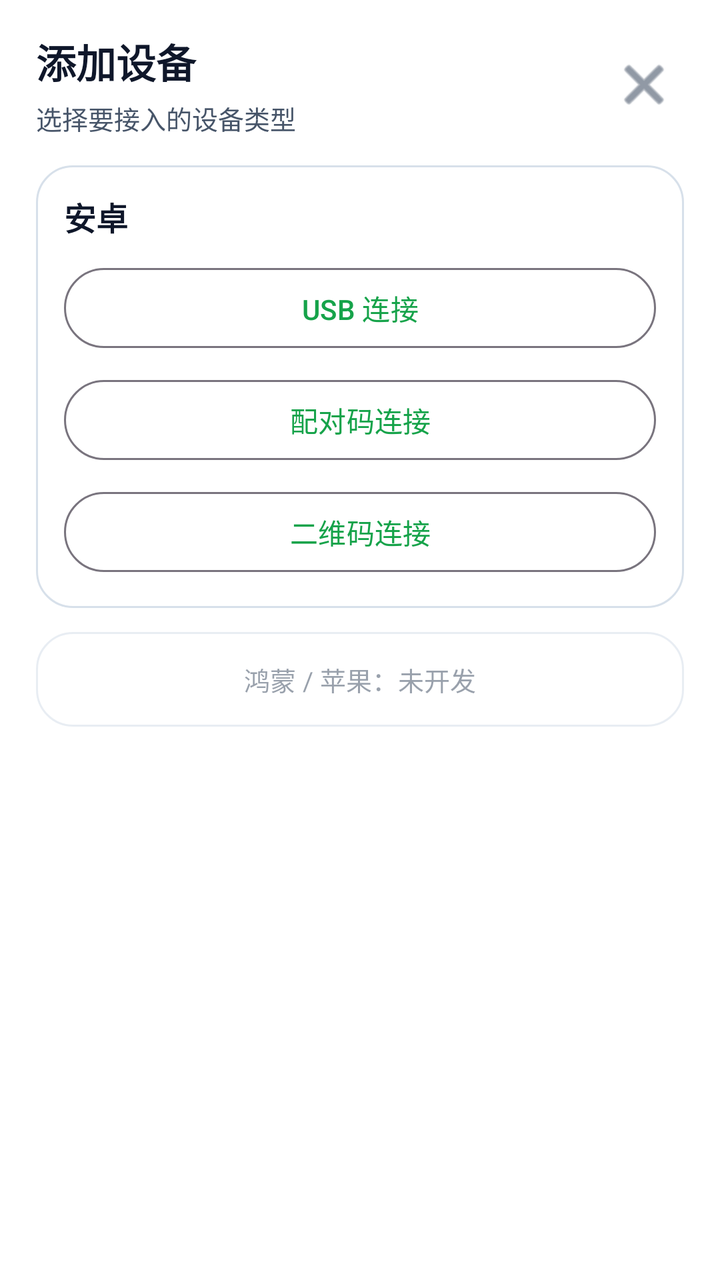
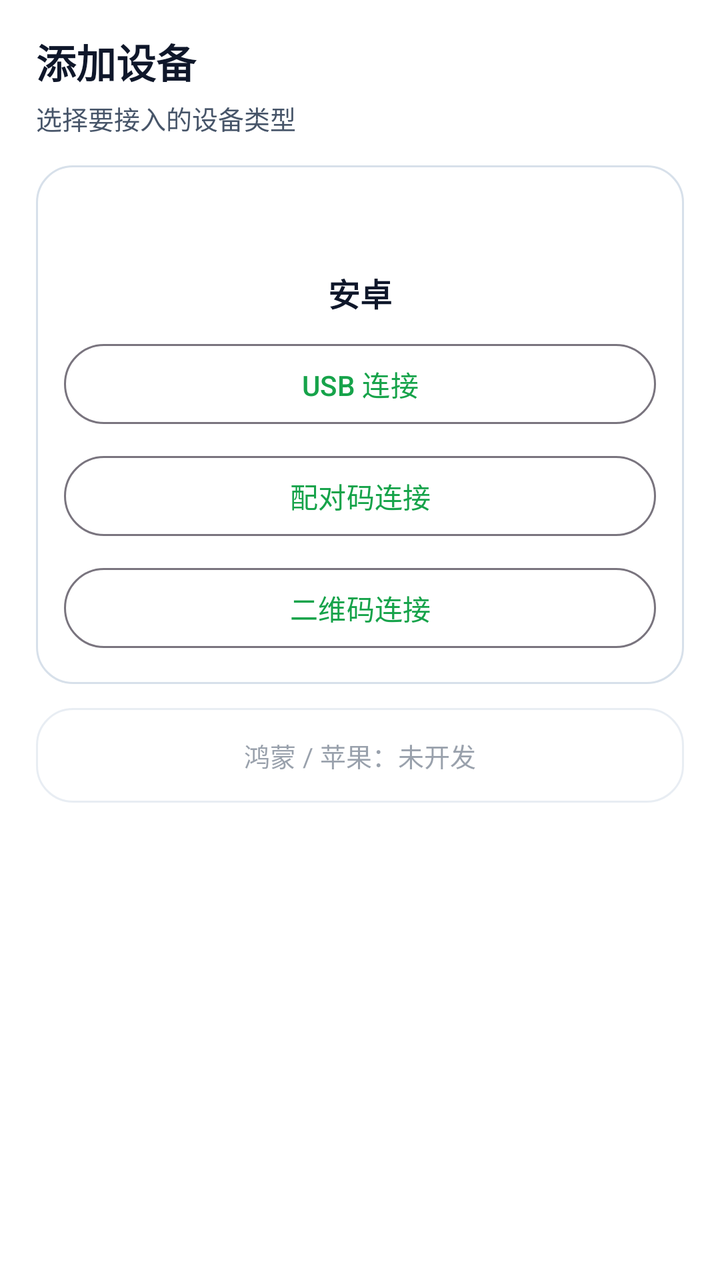

Two renders of the same Android screen: before a commit and after it. Below are the layout's source before the change and the commit's diff.
<!-- AndroidManifest.xml: application theme Theme.CloudPhone -->
<!-- res/layout/bottom_sheet_add_device.xml -->
<?xml version="1.0" encoding="utf-8"?>
<LinearLayout xmlns:android="http://schemas.android.com/apk/res/android"
    xmlns:app="http://schemas.android.com/apk/res-auto"
    android:layout_width="match_parent"
    android:layout_height="wrap_content"
    android:background="@color/auth_surface"
    android:orientation="vertical"
    android:paddingHorizontal="18dp"
    android:paddingTop="16dp"
    android:paddingBottom="24dp">

    <LinearLayout
        android:layout_width="match_parent"
        android:layout_height="wrap_content"
        android:gravity="center_vertical"
        android:orientation="horizontal">

        <LinearLayout
            android:layout_width="0dp"
            android:layout_height="wrap_content"
            android:layout_weight="1"
            android:orientation="vertical">

            <TextView
                android:id="@+id/textSheetTitle"
                android:layout_width="match_parent"
                android:layout_height="wrap_content"
                android:text="@string/add_device_title"
                android:textColor="@color/auth_text_primary"
                android:textSize="20sp"
                android:textStyle="bold" />

            <TextView
                android:id="@+id/textSheetDesc"
                android:layout_width="match_parent"
                android:layout_height="wrap_content"
                android:layout_marginTop="4dp"
                android:text="@string/add_device_desc"
                android:textColor="@color/auth_text_secondary"
                android:textSize="13sp" />
        </LinearLayout>

        <ImageButton
            android:id="@+id/buttonClose"
            android:layout_width="40dp"
            android:layout_height="40dp"
            android:background="?attr/selectableItemBackgroundBorderless"
            android:contentDescription="@string/add_device_close"
            android:src="@android:drawable/ic_menu_close_clear_cancel"
            app:tint="@color/auth_text_secondary" />
    </LinearLayout>

    <ScrollView
        android:layout_width="match_parent"
        android:layout_height="wrap_content"
        android:layout_marginTop="14dp">

        <LinearLayout
            android:layout_width="match_parent"
            android:layout_height="wrap_content"
            android:orientation="vertical">

            <LinearLayout
                android:id="@+id/stepPlatforms"
                android:layout_width="match_parent"
                android:layout_height="wrap_content"
                android:orientation="vertical">

                <LinearLayout
                    android:layout_width="match_parent"
                    android:layout_height="wrap_content"
                    android:background="@drawable/bg_auth_card"
                    android:orientation="vertical"
                    android:padding="14dp">

                    <TextView
                        android:layout_width="wrap_content"
                        android:layout_height="wrap_content"
                        android:text="@string/add_device_platform_android"
                        android:textColor="@color/auth_text_primary"
                        android:textSize="16sp"
                        android:textStyle="bold" />

                    <com.google.android.material.button.MaterialButton
                        android:id="@+id/buttonModeUsb"
                        style="@style/Widget.Material3.Button.OutlinedButton"
                        android:layout_width="match_parent"
                        android:layout_height="wrap_content"
                        android:layout_marginTop="10dp"
                        android:text="@string/add_device_mode_usb" />

                    <com.google.android.material.button.MaterialButton
                        android:id="@+id/buttonModePairCode"
                        style="@style/Widget.Material3.Button.OutlinedButton"
                        android:layout_width="match_parent"
                        android:layout_height="wrap_content"
                        android:layout_marginTop="8dp"
                        android:text="@string/add_device_mode_pair_code" />

                    <com.google.android.material.button.MaterialButton
                        android:id="@+id/buttonModeQr"
                        style="@style/Widget.Material3.Button.OutlinedButton"
                        android:layout_width="match_parent"
                        android:layout_height="wrap_content"
                        android:layout_marginTop="8dp"
                        android:text="@string/add_device_mode_qr" />
                </LinearLayout>

                <TextView
                    android:layout_width="match_parent"
                    android:layout_height="wrap_content"
                    android:layout_marginTop="12dp"
                    android:alpha="0.55"
                    android:background="@drawable/bg_auth_card"
                    android:gravity="center"
                    android:padding="14dp"
                    android:text="@string/add_device_platform_coming_soon"
                    android:textColor="@color/auth_text_secondary"
                    android:textSize="13sp" />
            </LinearLayout>

            <LinearLayout
                android:id="@+id/stepUsb"
                android:layout_width="match_parent"
                android:layout_height="wrap_content"
                android:orientation="vertical"
                android:visibility="gone">

                <TextView
                    android:id="@+id/textUsbSummary"
                    android:layout_width="match_parent"
                    android:layout_height="wrap_content"
                    android:textColor="@color/auth_text_primary"
                    android:textSize="14sp" />

                <TextView
                    android:id="@+id/textUsbEmpty"
                    android:layout_width="match_parent"
                    android:layout_height="wrap_content"
                    android:layout_marginTop="10dp"
                    android:text="@string/add_device_usb_empty"
                    android:textColor="@color/auth_text_secondary"
                    android:textSize="13sp"
                    android:visibility="gone" />

                <LinearLayout
                    android:id="@+id/usbDeviceList"
                    android:layout_width="match_parent"
                    android:layout_height="wrap_content"
                    android:layout_marginTop="10dp"
                    android:orientation="vertical" />

                <LinearLayout
                    android:layout_width="match_parent"
                    android:layout_height="wrap_content"
                    android:layout_marginTop="16dp"
                    android:orientation="horizontal">

                    <com.google.android.material.button.MaterialButton
                        android:id="@+id/buttonUsbBack"
                        style="@style/Widget.Material3.Button.OutlinedButton"
                        android:layout_width="0dp"
                        android:layout_height="wrap_content"
                        android:layout_weight="1"
                        android:text="@string/common_back" />

                    <com.google.android.material.button.MaterialButton
                        android:id="@+id/buttonUsbDone"
                        android:layout_width="0dp"
                        android:layout_height="wrap_content"
                        android:layout_marginStart="8dp"
                        android:layout_weight="1"
                        android:text="@string/add_device_usb_done"
                        android:textColor="@color/auth_primary_text"
                        app:backgroundTint="@color/auth_primary" />
                </LinearLayout>
            </LinearLayout>

            <LinearLayout
                android:id="@+id/stepPairCode"
                android:layout_width="match_parent"
                android:layout_height="wrap_content"
                android:orientation="vertical"
                android:visibility="gone">

                <TextView
                    android:layout_width="match_parent"
                    android:layout_height="wrap_content"
                    android:text="@string/add_device_pair_steps_title"
                    android:textColor="@color/auth_text_primary"
                    android:textSize="15sp"
                    android:textStyle="bold" />

                <TextView
                    android:layout_width="match_parent"
                    android:layout_height="wrap_content"
                    android:layout_marginTop="8dp"
                    android:lineSpacingExtra="3dp"
                    android:text="@string/add_device_pair_steps"
                    android:textColor="@color/auth_text_secondary"
                    android:textSize="13sp" />

                <com.google.android.material.textfield.TextInputLayout
                    android:layout_width="match_parent"
                    android:layout_height="wrap_content"
                    android:layout_marginTop="12dp"
                    android:hint="@string/add_device_pair_ip"
                    app:boxBackgroundMode="outline">

                    <com.google.android.material.textfield.TextInputEditText
                        android:id="@+id/editPairHost"
                        android:layout_width="match_parent"
                        android:layout_height="wrap_content"
                        android:inputType="textUri"
                        android:maxLines="1" />
                </com.google.android.material.textfield.TextInputLayout>

                <com.google.android.material.textfield.TextInputLayout
                    android:layout_width="match_parent"
                    android:layout_height="wrap_content"
                    android:layout_marginTop="8dp"
                    android:hint="@string/add_device_pair_port"
                    app:boxBackgroundMode="outline">

                    <com.google.android.material.textfield.TextInputEditText
                        android:id="@+id/editPairPort"
                        android:layout_width="match_parent"
                        android:layout_height="wrap_content"
                        android:inputType="number"
                        android:maxLines="1" />
                </com.google.android.material.textfield.TextInputLayout>

                <com.google.android.material.textfield.TextInputLayout
                    android:layout_width="match_parent"
                    android:layout_height="wrap_content"
                    android:layout_marginTop="8dp"
                    android:hint="@string/add_device_pair_code_label"
                    app:boxBackgroundMode="outline">

                    <com.google.android.material.textfield.TextInputEditText
                        android:id="@+id/editPairCode"
                        android:layout_width="match_parent"
                        android:layout_height="wrap_content"
                        android:inputType="text"
                        android:maxLines="1" />
                </com.google.android.material.textfield.TextInputLayout>

                <TextView
                    android:id="@+id/textPairResult"
                    android:layout_width="match_parent"
                    android:layout_height="wrap_content"
                    android:layout_marginTop="10dp"
                    android:textColor="@color/auth_text_secondary"
                    android:textSize="13sp"
                    android:visibility="gone" />

                <LinearLayout
                    android:layout_width="match_parent"
                    android:layout_height="wrap_content"
                    android:layout_marginTop="14dp"
                    android:orientation="horizontal">

                    <com.google.android.material.button.MaterialButton
                        android:id="@+id/buttonPairBack"
                        style="@style/Widget.Material3.Button.OutlinedButton"
                        android:layout_width="0dp"
                        android:layout_height="wrap_content"
                        android:layout_weight="1"
                        android:text="@string/common_back" />

                    <com.google.android.material.button.MaterialButton
                        android:id="@+id/buttonPairSubmit"
                        android:layout_width="0dp"
                        android:layout_height="wrap_content"
                        android:layout_marginStart="8dp"
                        android:layout_weight="1"
                        android:text="@string/add_device_pair_submit"
                        android:textColor="@color/auth_primary_text"
                        app:backgroundTint="@color/auth_primary" />
                </LinearLayout>
            </LinearLayout>

            <LinearLayout
                android:id="@+id/stepQr"
                android:layout_width="match_parent"
                android:layout_height="wrap_content"
                android:orientation="vertical"
                android:visibility="gone">

                <TextView
                    android:layout_width="match_parent"
                    android:layout_height="wrap_content"
                    android:text="@string/add_device_qr_steps_title"
                    android:textColor="@color/auth_text_primary"
                    android:textSize="15sp"
                    android:textStyle="bold" />

                <TextView
                    android:layout_width="match_parent"
                    android:layout_height="wrap_content"
                    android:layout_marginTop="8dp"
                    android:lineSpacingExtra="3dp"
                    android:text="@string/add_device_qr_steps"
                    android:textColor="@color/auth_text_secondary"
                    android:textSize="13sp" />

                <TextView
                    android:id="@+id/textQrLoading"
                    android:layout_width="match_parent"
                    android:layout_height="wrap_content"
                    android:layout_marginTop="12dp"
                    android:gravity="center"
                    android:text="@string/add_device_qr_generating"
                    android:textColor="@color/auth_text_secondary"
                    android:visibility="gone" />

                <ImageView
                    android:id="@+id/imageQr"
                    android:layout_width="240dp"
                    android:layout_height="240dp"
                    android:layout_gravity="center_horizontal"
                    android:layout_marginTop="12dp"
                    android:contentDescription="@string/add_device_qr_image_alt"
                    android:visibility="gone" />

                <TextView
                    android:id="@+id/textQrPairCode"
                    android:layout_width="match_parent"
                    android:layout_height="wrap_content"
                    android:layout_marginTop="8dp"
                    android:gravity="center"
                    android:textColor="@color/auth_text_primary"
                    android:textSize="14sp"
                    android:visibility="gone" />

                <TextView
                    android:id="@+id/textQrResult"
                    android:layout_width="match_parent"
                    android:layout_height="wrap_content"
                    android:layout_marginTop="10dp"
                    android:textColor="@color/auth_text_secondary"
                    android:textSize="13sp"
                    android:visibility="gone" />

                <LinearLayout
                    android:layout_width="match_parent"
                    android:layout_height="wrap_content"
                    android:layout_marginTop="14dp"
                    android:orientation="horizontal">

                    <com.google.android.material.button.MaterialButton
                        android:id="@+id/buttonQrBack"
                        style="@style/Widget.Material3.Button.OutlinedButton"
                        android:layout_width="0dp"
                        android:layout_height="wrap_content"
                        android:layout_weight="1"
                        android:text="@string/common_back" />

                    <com.google.android.material.button.MaterialButton
                        android:id="@+id/buttonQrRefresh"
                        style="@style/Widget.Material3.Button.OutlinedButton"
                        android:layout_width="0dp"
                        android:layout_height="wrap_content"
                        android:layout_marginStart="6dp"
                        android:layout_weight="1"
                        android:text="@string/add_device_qr_refresh" />

                    <com.google.android.material.button.MaterialButton
                        android:id="@+id/buttonQrConfirm"
                        android:layout_width="0dp"
                        android:layout_height="wrap_content"
                        android:layout_marginStart="6dp"
                        android:layout_weight="1"
                        android:text="@string/add_device_qr_confirm"
                        android:textColor="@color/auth_primary_text"
                        app:backgroundTint="@color/auth_primary" />
                </LinearLayout>
            </LinearLayout>
        </LinearLayout>
    </ScrollView>
</LinearLayout>
<!-- resources referenced by this layout -->
<resources>
  <color name="auth_primary">#16A34A</color>
  <color name="auth_primary_text">#052E16</color>
  <color name="auth_surface">#FFFFFF</color>
  <color name="auth_text_primary">#0F172A</color>
  <color name="auth_text_secondary">#475569</color>
  <!-- drawable bg_auth_card (drawable) -->
  <?xml version="1.0" encoding="utf-8"?>
  <shape xmlns:android="http://schemas.android.com/apk/res/android"
      android:shape="rectangle">
      <solid android:color="@color/auth_surface" />
      <corners android:radius="18dp" />
      <stroke
          android:width="1dp"
          android:color="@color/auth_line" />
  </shape>
  <string name="add_device_close">关闭</string>
  <string name="add_device_desc">选择要接入的设备类型</string>
  <string name="add_device_mode_pair_code">配对码连接</string>
  <string name="add_device_mode_qr">二维码连接</string>
  <string name="add_device_mode_usb">USB 连接</string>
  <string name="add_device_pair_code_label">配对码</string>
  <string name="add_device_pair_ip">设备 IP</string>
  <string name="add_device_pair_port">配对端口</string>
  <string name="add_device_pair_steps">1. 打开开发者选项\n2. 进入无线调试\n3. 点击「使用配对码配对设备」</string>
  <string name="add_device_pair_steps_title">手机端操作步骤</string>
  <string name="add_device_pair_submit">配对并连接</string>
  <string name="add_device_platform_android">安卓</string>
  <string name="add_device_platform_coming_soon">鸿蒙 / 苹果：未开发</string>
  <string name="add_device_qr_confirm">已扫码</string>
  <string name="add_device_qr_generating">正在生成二维码…</string>
  <string name="add_device_qr_image_alt">配对二维码</string>
  <string name="add_device_qr_refresh">刷新</string>
  <string name="add_device_qr_steps">1. 开启开发者选项 → 无线调试\n2. 选择「使用二维码配对设备」\n3. 用手机扫描下方二维码</string>
  <string name="add_device_qr_steps_title">二维码配对步骤</string>
  <string name="add_device_title">添加设备</string>
  <string name="add_device_usb_done">完成</string>
  <string name="add_device_usb_empty">请插入新设备，已在实时监听 USB 接入</string>
  <string name="common_back">返回</string>
  <style name="Theme.CloudPhone" parent="Base.Theme.CloudPhone" />
  <color name="auth_line">#D7E0EA</color>
  <style name="Base.Theme.CloudPhone" parent="Theme.Material3.Light.NoActionBar">
          <item name="colorPrimary">@color/auth_primary</item>
          <item name="android:statusBarColor">@color/auth_background</item>
          <item name="android:navigationBarColor">@color/auth_background</item>
          <item name="android:windowLightStatusBar">true</item>
          <item name="android:windowLightNavigationBar">true</item>
      </style>
  <color name="auth_background">#EEF2F7</color>
</resources>

<!-- the commit's change to res/layout/bottom_sheet_add_device.xml (unified diff, before → after) -->
@@ -46,8 +46,7 @@
             android:layout_height="40dp"
             android:background="?attr/selectableItemBackgroundBorderless"
             android:contentDescription="@string/add_device_close"
-            android:src="@android:drawable/ic_menu_close_clear_cancel"
-            app:tint="@color/auth_text_secondary" />
+            android:scaleType="center" />
     </LinearLayout>
 
     <ScrollView
@@ -73,9 +72,18 @@
                     android:orientation="vertical"
                     android:padding="14dp">
 
+                    <ImageView
+                        android:id="@+id/imagePlatformAndroid"
+                        android:layout_width="32dp"
+                        android:layout_height="32dp"
+                        android:layout_gravity="center_horizontal"
+                        android:contentDescription="@string/add_device_platform_android" />
+
                     <TextView
                         android:layout_width="wrap_content"
                         android:layout_height="wrap_content"
+                        android:layout_gravity="center_horizontal"
+                        android:layout_marginTop="6dp"
                         android:text="@string/add_device_platform_android"
                         android:textColor="@color/auth_text_primary"
                         android:textSize="16sp"
@@ -87,7 +95,10 @@
                         android:layout_width="match_parent"
                         android:layout_height="wrap_content"
                         android:layout_marginTop="10dp"
-                        android:text="@string/add_device_mode_usb" />
+                        android:text="@string/add_device_mode_usb"
+                        app:iconGravity="textStart"
+                        app:iconPadding="10dp"
+                        app:iconSize="20dp" />
 
                     <com.google.android.material.button.MaterialButton
                         android:id="@+id/buttonModePairCode"
@@ -95,7 +106,10 @@
                         android:layout_width="match_parent"
                         android:layout_height="wrap_content"
                         android:layout_marginTop="8dp"
-                        android:text="@string/add_device_mode_pair_code" />
+                        android:text="@string/add_device_mode_pair_code"
+                        app:iconGravity="textStart"
+                        app:iconPadding="10dp"
+                        app:iconSize="20dp" />
 
                     <com.google.android.material.button.MaterialButton
                         android:id="@+id/buttonModeQr"
@@ -103,7 +117,10 @@
                         android:layout_width="match_parent"
                         android:layout_height="wrap_content"
                         android:layout_marginTop="8dp"
-                        android:text="@string/add_device_mode_qr" />
+                        android:text="@string/add_device_mode_qr"
+                        app:iconGravity="textStart"
+                        app:iconPadding="10dp"
+                        app:iconSize="20dp" />
                 </LinearLayout>
 
                 <TextView
